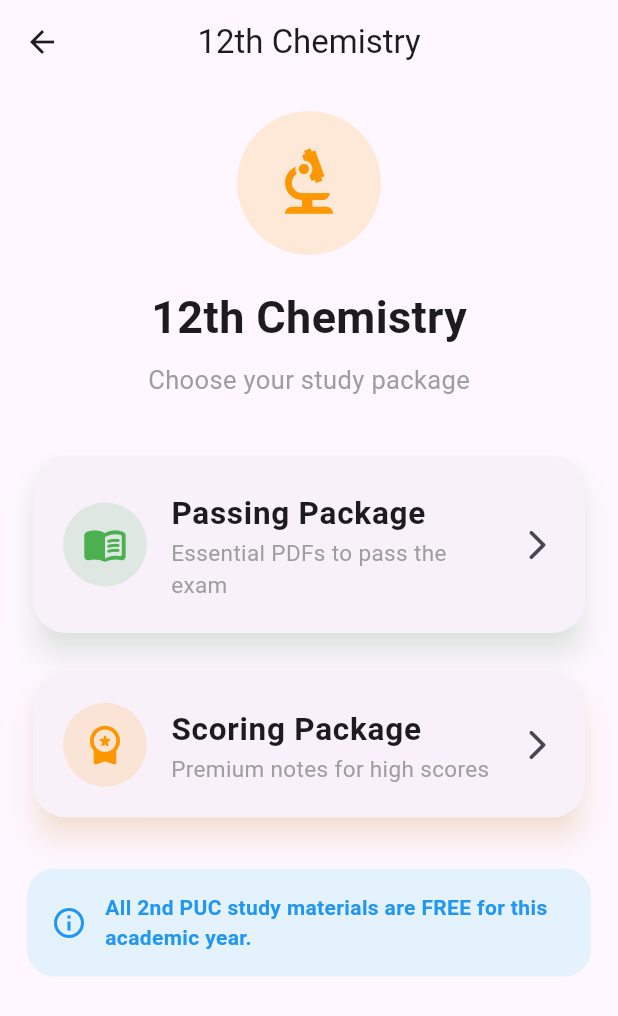
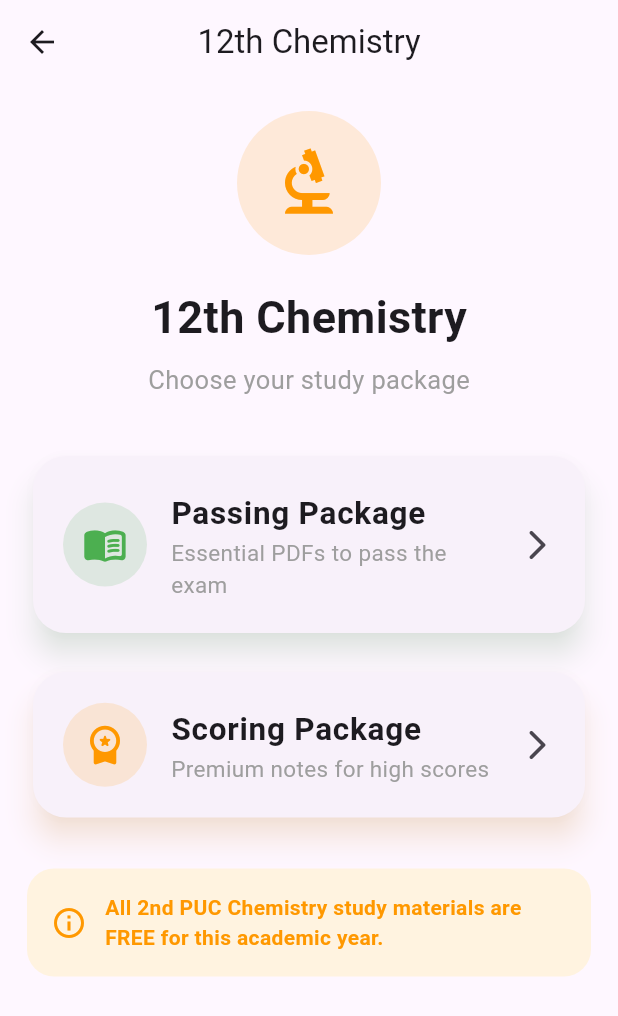
Before and after one commit to adityadu039-360/TopperGuru, a Flutter app: the Class12Page screen opened directly, after a tap on "Chemistry", on a phone screen of 412 x 824 dp. Shown: the top 1016 px of the screen. Run offline on Flutter 3.47's test engine with Material 3 defaults, Android fonts, the phone set to English and light mode, and no system bars; our stand-ins replace shared_preferences; accounts and stored records are empty.

Commit message:
Complete 2nd PUC Chemistry section

```diff
--- a/lib/class12_chemistry_page.dart
+++ b/lib/class12_chemistry_page.dart
@@ -1,19 +1,189 @@
 import 'package:flutter/material.dart';
 import 'class12_passing_package_page.dart';
 import 'class12_scoring_package_page.dart';
-import 'class12_physics_page.dart';
 
 class Class12ChemistryPage extends StatelessWidget {
   const Class12ChemistryPage({super.key});
 
   @override
   Widget build(BuildContext context) {
-    return const Subject12Page(
+    return Subject12Page(
       title: "12th Chemistry",
       icon: Icons.biotech,
       color: Colors.orange,
-      passingPage: Class12PassingPackagePage(),
-      scoringPage: Class12ScoringPackagePage(),
+      passingPage: const Class12PassingPackagePage(),
+      scoringPage: const Class12ScoringPackagePage(),
     );
   }
 }
+
+class Subject12Page extends StatelessWidget {
+  final String title;
+  final IconData icon;
+  final Color color;
+  final Widget passingPage;
+  final Widget scoringPage;
+
+  const Subject12Page({
+    super.key,
+    required this.title,
+    required this.icon,
+    required this.color,
+    required this.passingPage,
+    required this.scoringPage,
+  });
+
+  Widget buildCard({
+    required BuildContext context,
+    required IconData icon,
+    required Color color,
+    required String title,
+    required String subtitle,
+    required Widget page,
+  }) {
+    return Card(
+      elevation: 8,
+      shadowColor: color.withOpacity(0.25),
+      shape: RoundedRectangleBorder(
+        borderRadius: BorderRadius.circular(22),
+      ),
+      child: ListTile(
+        contentPadding: const EdgeInsets.symmetric(
+          horizontal: 20,
+          vertical: 14,
+        ),
+        leading: CircleAvatar(
+          radius: 28,
+          backgroundColor: color.withOpacity(0.15),
+          child: Icon(
+            icon,
+            color: color,
+            size: 30,
+          ),
+        ),
+        title: Text(
+          title,
+          style: const TextStyle(
+            fontSize: 21,
+            fontWeight: FontWeight.bold,
+          ),
+        ),
+        subtitle: Text(
+          subtitle,
+          style: const TextStyle(
+            fontSize: 15,
+            color: Colors.grey,
+          ),
+        ),
+        trailing: const Icon(Icons.arrow_forward_ios_rounded),
+        onTap: () {
+          Navigator.push(
+            context,
+            MaterialPageRoute(
+              builder: (_) => page,
+            ),
+          );
+        },
+      ),
+    );
+  }
+
+  @override
+  Widget build(BuildContext context) {
+    return Scaffold(
+      appBar: AppBar(
+        title: Text(title),
+        centerTitle: true,
+      ),
+      body: SingleChildScrollView(
+        padding: const EdgeInsets.all(18),
+        child: Column(
+          children: [
+            Hero(
+              tag: title,
+              child: CircleAvatar(
+                radius: 48,
+                backgroundColor: color.withOpacity(0.15),
+                child: Icon(
+                  icon,
+                  color: color,
+                  size: 55,
+                ),
+              ),
+            ),
+
+            const SizedBox(height: 20),
+
+            Text(
+              title,
+              style: const TextStyle(
+                fontSize: 30,
+                fontWeight: FontWeight.bold,
+              ),
+            ),
+
+            const SizedBox(height: 8),
+
+            const Text(
+              "Choose your study package",
+              style: TextStyle(
+                fontSize: 17,
+                color: Colors.grey,
+              ),
+            ),
+
+            const SizedBox(height: 35),
+
+            buildCard(
+              context: context,
+              icon: Icons.menu_book_rounded,
+              color: Colors.green,
+              title: "Passing Package",
+              subtitle: "Essential PDFs to pass the exam",
+              page: passingPage,
+            ),
+
+            const SizedBox(height: 18),
+
+            buildCard(
+              context: context,
+              icon: Icons.workspace_premium_rounded,
+              color: Colors.orange,
+              title: "Scoring Package",
+              subtitle: "Premium notes for high scores",
+              page: scoringPage,
+            ),
+
+            const SizedBox(height: 30),
+
+            Container(
+              padding: const EdgeInsets.all(16),
+              decoration: BoxDecoration(
+                color: Colors.orange.shade50,
+                borderRadius: BorderRadius.circular(18),
+              ),
+              child: const Row(
+                children: [
+                  Icon(
+                    Icons.info_outline,
+                    color: Colors.orange,
+                  ),
+                  SizedBox(width: 12),
+                  Expanded(
+                    child: Text(
+                      "All 2nd PUC Chemistry study materials are FREE for this academic year.",
+                      style: TextStyle(
+                        fontWeight: FontWeight.w600,
+                        color: Colors.orange,
+                      ),
+                    ),
+                  ),
+                ],
+              ),
+            ),
+          ],
+        ),
+      ),
+    );
+  }
+}
```
